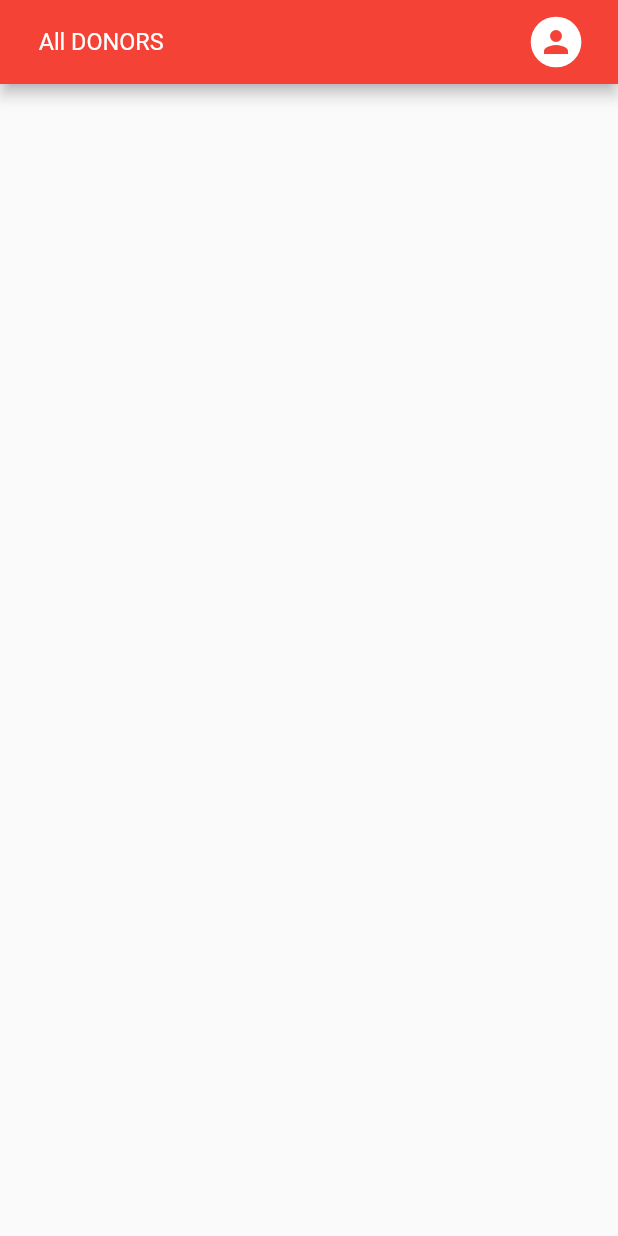
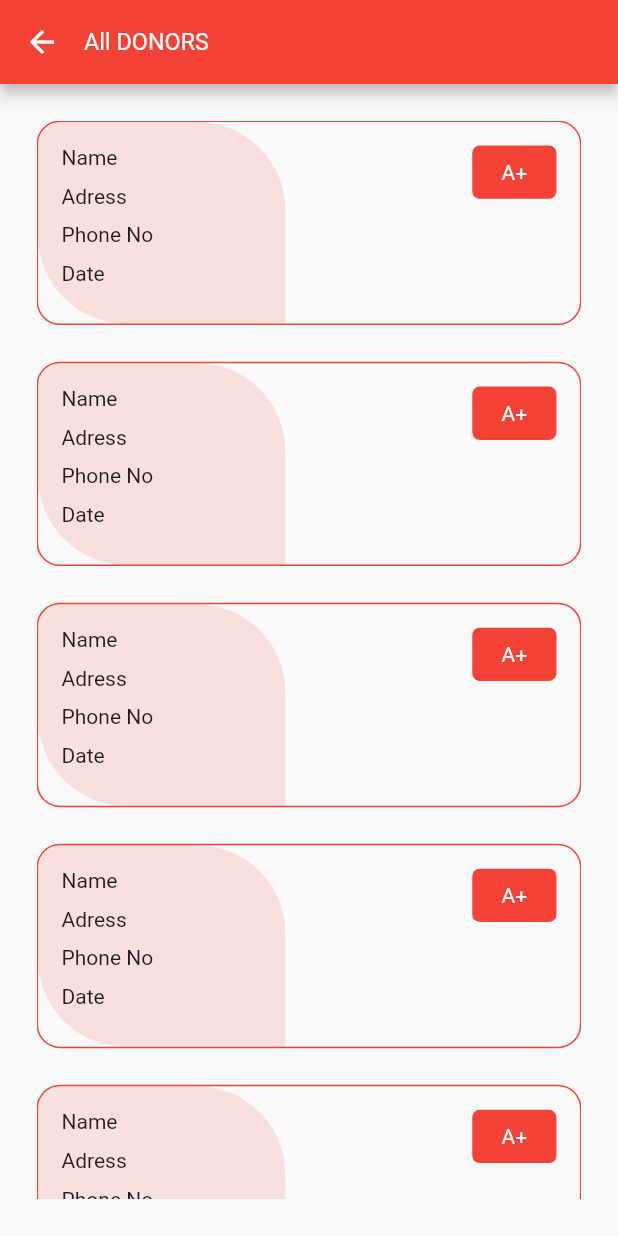
Before and after one commit to RoySujon/blood_donor, a Flutter app: the ShowAllPage screen opened directly, on a phone screen of 412 x 824 dp. Run offline on Flutter 3.47's test engine with Material 2 defaults, Android fonts, the phone set to English and light mode, and no system bars; our stand-ins replace get, google_fonts.

Commit message:
30.11.2022

```diff
--- a/lib/main.dart
+++ b/lib/main.dart
@@ -1,5 +1,6 @@
 import 'package:blood_donor/screen/splash_screen.dart';
 import 'package:flutter/material.dart';
+import 'package:flutter/services.dart';
 import 'package:get/get.dart';
 
 void main() {
@@ -12,6 +13,9 @@ class MyApp extends StatelessWidget {
   // This widget is the root of your application.
   @override
   Widget build(BuildContext context) {
+    SystemChrome.setSystemUIOverlayStyle(SystemUiOverlayStyle(
+        statusBarColor: Colors.transparent,
+        systemNavigationBarColor: Colors.white));
     return GetMaterialApp(
       debugShowCheckedModeBanner: false,
       title: 'Flutter Demo',
--- a/lib/screen/show_all_page.dart
+++ b/lib/screen/show_all_page.dart
@@ -1,6 +1,8 @@
+import 'package:blood_donor/screen/donor_details.dart';
 import 'package:flutter/material.dart';
 
 import '../dimension/dimension.dart';
+import '../utls/const.dart';
 
 class ShowAllPage extends StatefulWidget {
   const ShowAllPage({super.key});
@@ -14,28 +16,84 @@ class _ShowAllPageState extends State<ShowAllPage> {
   Widget build(BuildContext context) {
     return Scaffold(
       appBar: AppBar(
-        automaticallyImplyLeading: false,
+        titleSpacing: 0,
+        // automaticallyImplyLeading: false,
         // centerTitle: true,
         title: Padding(
-          padding: EdgeInsets.only(left: s10),
+          padding: EdgeInsets.only(left: 0),
           child: Text(
             'All DONORS',
             style: TextStyle(fontSize: s16, fontWeight: FontWeight.w400),
           ),
         ),
-        actions: [
-          Padding(
-            padding: EdgeInsets.symmetric(horizontal: s25),
-            child: Container(
-                padding: EdgeInsets.all(s5),
-                decoration:
-                    BoxDecoration(shape: BoxShape.circle, color: Colors.white),
-                child: Icon(
-                  Icons.person,
-                  color: Colors.red,
-                )),
-          )
-        ],
+      ),
+      body: Padding(
+        padding: EdgeInsets.all(s25),
+        child: ListView.separated(
+            itemBuilder: (context, index) => InkWell(
+                  onTap: () => Navigator.push(
+                      context,
+                      MaterialPageRoute(
+                        builder: (context) => BloodDonorDetails(),
+                      )),
+                  child: Container(
+                    decoration: BoxDecoration(
+                        borderRadius: BorderRadius.circular(s16),
+                        border: Border.all(color: kMainColor)),
+                    child: Row(
+                        mainAxisSize: MainAxisSize.min,
+                        crossAxisAlignment: CrossAxisAlignment.start,
+                        children: [
+                          Container(
+                            width: screenWidth / 2.5,
+                            decoration: BoxDecoration(
+                              borderRadius: BorderRadius.only(
+                                bottomLeft: Radius.circular(s10 * 6),
+                                topLeft: Radius.circular(s16),
+                                topRight: Radius.circular(s10 * 6),
+                              ),
+                              color: kMainColor.withOpacity(.15),
+                            ),
+                            child: Padding(
+                              padding: EdgeInsets.all(s16),
+                              child: Column(
+                                crossAxisAlignment: CrossAxisAlignment.start,
+                                mainAxisSize: MainAxisSize.min,
+                                children: [
+                                  Text('Name'),
+                                  SizedBox(height: s10),
+                                  Text('Adress'),
+                                  SizedBox(height: s10),
+                                  Text('Phone No'),
+                                  SizedBox(height: s10),
+                                  Text('Date'),
+                                  SizedBox(height: s10),
+                                ],
+                              ),
+                            ),
+                          ),
+                          const Spacer(),
+                          Padding(
+                            padding: EdgeInsets.only(right: s16, top: s16),
+                            child: Container(
+                              decoration: BoxDecoration(
+                                color: kMainColor,
+                                borderRadius: BorderRadius.circular(s5),
+                                // color: Colors.red,
+                              ),
+                              padding: EdgeInsets.symmetric(
+                                  vertical: s10, horizontal: s20),
+                              child: Text(
+                                'A+',
+                                style: TextStyle(color: Colors.white),
+                              ),
+                            ),
+                          ),
+                        ]),
+                  ),
+                ),
+            separatorBuilder: (context, index) => SizedBox(height: s25),
+            itemCount: 10),
       ),
     );
   }
--- a/pubspec.yaml
+++ b/pubspec.yaml
@@ -63,8 +63,10 @@ flutter:
   uses-material-design: true
 
   # To add assets to your application, add an assets section, like this:
-  # assets:
-  #   - images/a_dot_burr.jpeg
+  assets:
+    - assets/images/
+    - assets/logos/
+    - assets/icons/
   #   - images/a_dot_ham.jpeg
 
   # An image asset can refer to one or more resolution-specific "variants", see
```
Also changed, not shown: lib/screen/donor_details.dart (added, +113 -0 lines), lib/screen/edit_donor_details_page.dart (added, +92 -0 lines), lib/screen/homepage.dart (+27 -6 lines), lib/screen/signin_page.dart (+7 -3 lines), lib/screen/splash_screen.dart (+8 -2 lines), lib/screen/widget/custom_button.dart (+44 -11 lines), lib/utls/const.dart (+22 -0 lines), assets/images/map2.png (added), 3 other files.
